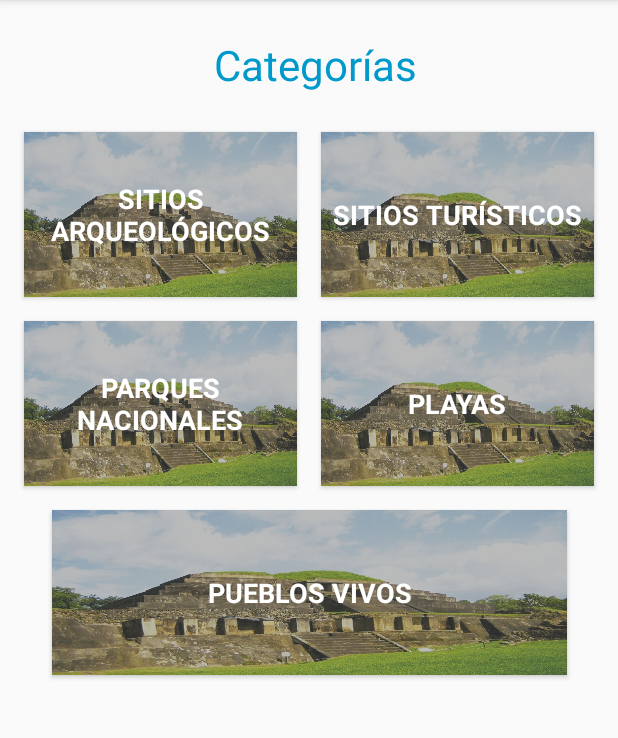
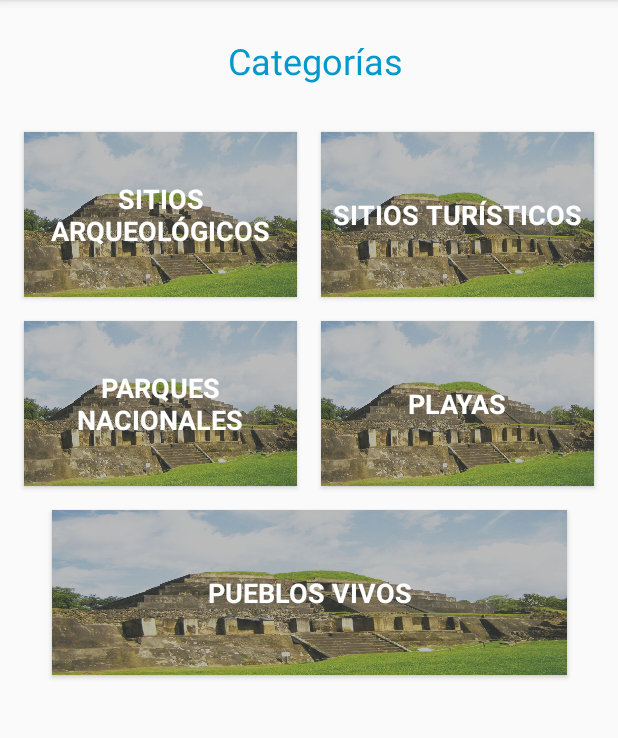
Before and after one commit to daniel97molina/turismosvapp, an Android app: the screen it shows after launch (MainActivity), on a phone screen of 412 x 824 dp, the part 84-822 px from its top. Run offline under Robolectric (Android 15) with nearby library versions, the phone set to English and light mode, and no system bars.

Commit message:
para hacer pull

```diff
--- a/app/src/main/java/turismo/pam/ues/turismosv/ListaSitiosActivity.java
+++ b/app/src/main/java/turismo/pam/ues/turismosv/ListaSitiosActivity.java
@@ -6,8 +6,10 @@ import android.support.v7.app.AppCompatActivity;
 import android.os.Bundle;
 import android.util.Log;
 import android.view.View;
+import android.view.ViewGroup;
 import android.widget.AdapterView;
 import android.widget.ListView;
+import android.widget.ScrollView;
 import android.widget.TextView;
 
 import java.sql.SQLOutput;
@@ -63,6 +65,7 @@ public class ListaSitiosActivity extends AppCompatActivity {
         final List<Sitio> sitios = listaPrevia;
 
         ListView lv = (ListView) findViewById(R.id.listaSitios);
+
         AdapterSitio adapter = new AdapterSitio(this, sitios);
 
         lv.setAdapter(adapter);
@@ -75,6 +78,7 @@ public class ListaSitiosActivity extends AppCompatActivity {
                 startActivity(intent);
             }
         });
+
     }
 
 
--- a/app/src/main/res/layout/activity_lista_sitios.xml
+++ b/app/src/main/res/layout/activity_lista_sitios.xml
@@ -1,6 +1,7 @@
 <?xml version="1.0" encoding="utf-8"?>
 <ScrollView xmlns:android="http://schemas.android.com/apk/res/android"
     xmlns:app="http://schemas.android.com/apk/res-auto"
+    android:id="@+id/scrollview"
     android:layout_width="match_parent"
     android:layout_height="match_parent"
     android:fillViewport="true">
--- a/app/src/main/res/layout/activity_main.xml
+++ b/app/src/main/res/layout/activity_main.xml
@@ -16,7 +16,7 @@
         android:text="Categorías"
         android:textAlignment="center"
         android:textColor="@android:color/holo_blue_dark"
-        android:textSize="28dp"
+        android:textSize="24sp"
         app:layout_constraintEnd_toEndOf="parent"
         app:layout_constraintStart_toStartOf="parent"
         app:layout_constraintTop_toTopOf="parent" />
--- a/app/src/main/res/layout/activity_sitio.xml
+++ b/app/src/main/res/layout/activity_sitio.xml
@@ -49,7 +49,8 @@
             android:textColor="@android:color/holo_blue_dark"
             android:textSize="22sp"
             app:layout_constraintStart_toStartOf="parent"
-            app:layout_constraintTop_toBottomOf="@+id/sitio_imagen" />
+            app:layout_constraintTop_toBottomOf="@+id/sitio_imagen"
+            android:layout_marginLeft="24dp" />
 
         <TextView
             android:id="@+id/sitio_descripcion"
@@ -87,7 +88,6 @@
             android:layout_marginStart="8dp"
             android:layout_marginTop="8dp"
             android:minHeight="400dp"
-            android:scrollbars="none"
             app:layout_constraintEnd_toEndOf="parent"
             app:layout_constraintStart_toStartOf="parent"
             app:layout_constraintTop_toBottomOf="@+id/textView4"
```
